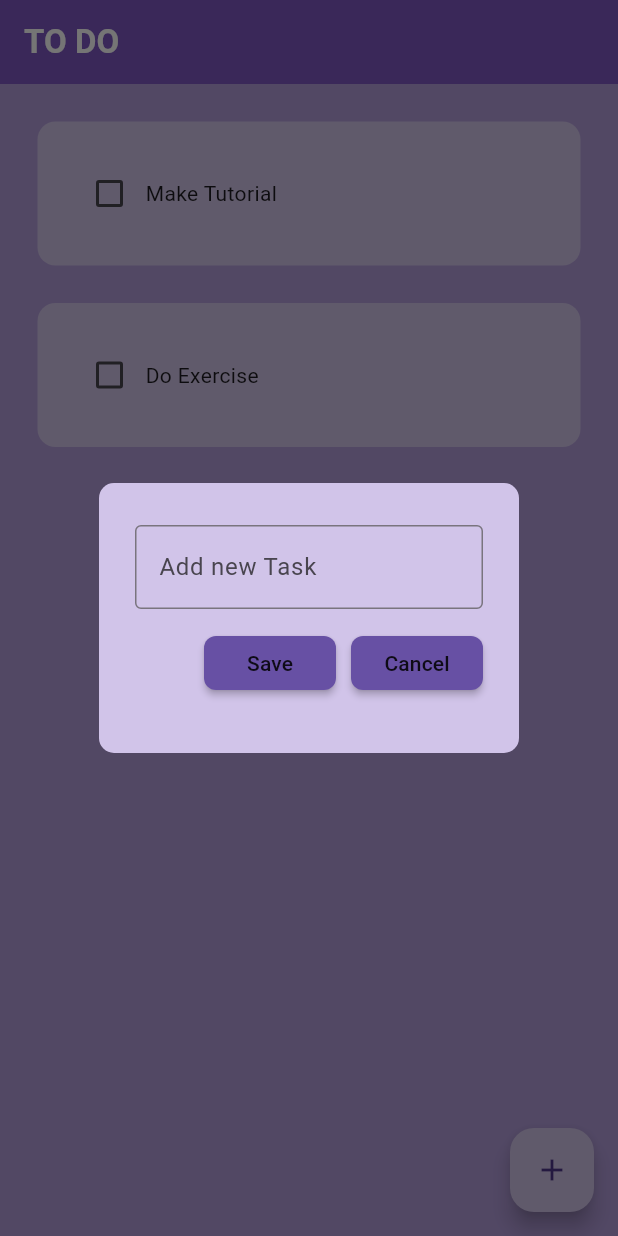
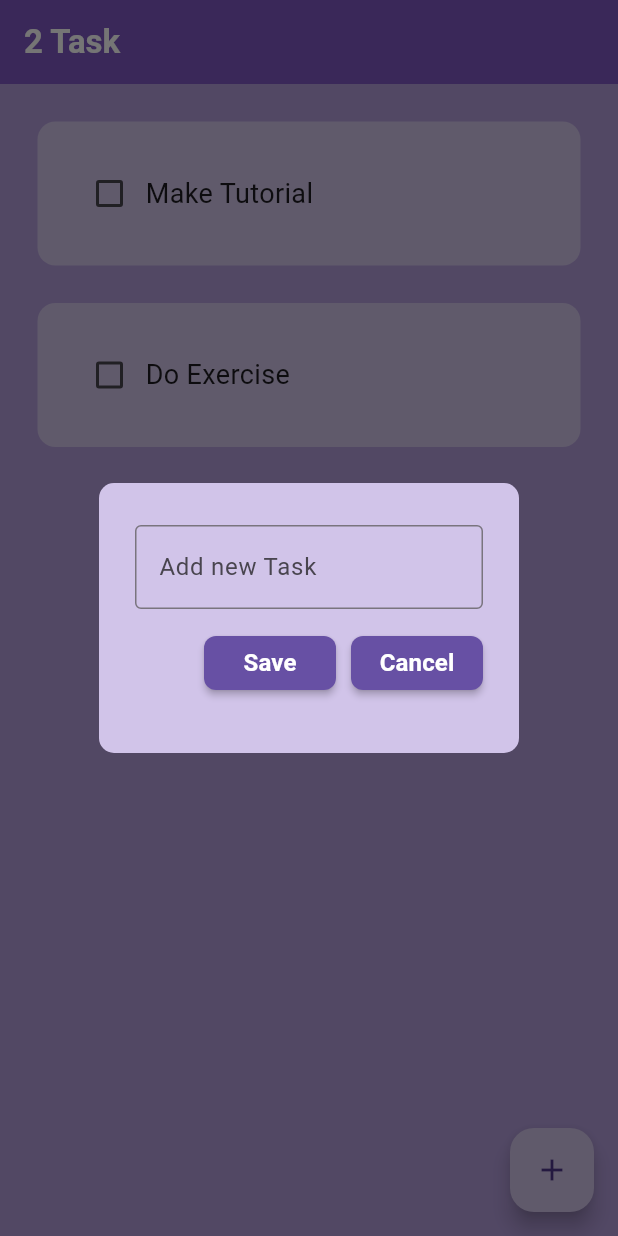
Before and after one commit to rabinchalise/todo, a Flutter app: the screen it shows after launch, after a tap on the "add" icon, on a phone screen of 412 x 824 dp. Run offline on Flutter 3.47's test engine with Material 3 defaults, Android fonts, the phone set to English and light mode, and no system bars; drawn by our look-alikes of flutter_slidable; our stand-ins replace hive_flutter; accounts and stored records are empty.

Commit message:
updated code

```diff
--- a/lib/components/my_button.dart
+++ b/lib/components/my_button.dart
@@ -10,7 +10,11 @@ class MyButton extends StatelessWidget {
       onPressed: onTap,
       shape: RoundedRectangleBorder(borderRadius: BorderRadius.circular(8)),
       color: Theme.of(context).primaryColor,
-      child: Text(text),
+      child: Text(
+        text,
+        style: const TextStyle(
+            color: Colors.white, fontSize: 16, fontWeight: FontWeight.bold),
+      ),
     );
   }
 }
--- a/lib/components/to_do_list.dart
+++ b/lib/components/to_do_list.dart
@@ -38,6 +38,7 @@ class ToDoTile extends StatelessWidget {
               Text(
                 taskName,
                 style: TextStyle(
+                    fontSize: 18,
                     decoration:
                         taskCompeletd ? TextDecoration.lineThrough : null),
               ),
--- a/lib/data/database.dart
+++ b/lib/data/database.dart
@@ -3,10 +3,8 @@ import 'package:hive_flutter/hive_flutter.dart';
 class ToDoDataBase {
   List toDoList = [];
 
-  // reference the box
   final _myBox = Hive.box('mybox');
 
-  // run this  method if  this is first time opening this app
   void createInitialData() {
     toDoList = [
       ['Make Tutorial', false],
@@ -14,12 +12,10 @@ class ToDoDataBase {
     ];
   }
 
-//load data from database
   void loadData() {
     toDoList = _myBox.get('TODOLIST');
   }
 
-  //update the database
   void updateDataBase() {
     _myBox.put('TODOLIST', toDoList);
   }
--- a/lib/pages/todo.dart
+++ b/lib/pages/todo.dart
@@ -16,18 +16,16 @@ class ToDoPage extends StatefulWidget {
 
 class _ToDoPageState extends State<ToDoPage> {
   ToDoDataBase db = ToDoDataBase();
-  // reference the hive box
+
   final _myBox = Hive.box('mybox');
   bool check = false;
   final _controller = TextEditingController();
 
   @override
   void initState() {
-    //if this is the first time opening the app create default data
     if (_myBox.get('TODOLIST') == null) {
       db.createInitialData();
     } else {
-      // there already exist data
       db.loadData();
     }
     super.initState();
@@ -95,9 +93,10 @@ class _ToDoPageState extends State<ToDoPage> {
     return Scaffold(
       backgroundColor: Colors.deepPurple[200],
       appBar: AppBar(
-        title: const Text(
-          'TO DO',
-          style: TextStyle(color: Colors.white, fontWeight: FontWeight.bold),
+        title: Text(
+          '${db.toDoList.length} Task',
+          style:
+              const TextStyle(color: Colors.white, fontWeight: FontWeight.bold),
         ),
       ),
       floatingActionButton: FloatingActionButton(
```
